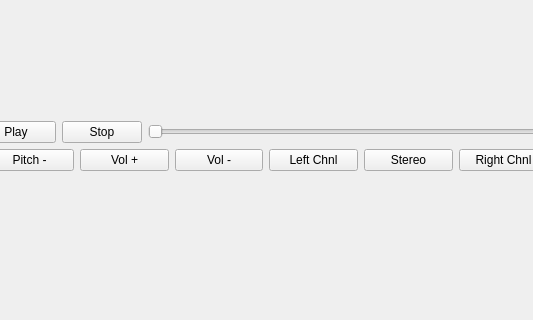
Old version of the form VideoPlayer.ui in the repository arton0306/VideoPlayer; both pictures show x 121 to 654 and y 115 to 435 of the 779 by 527 pixel window.
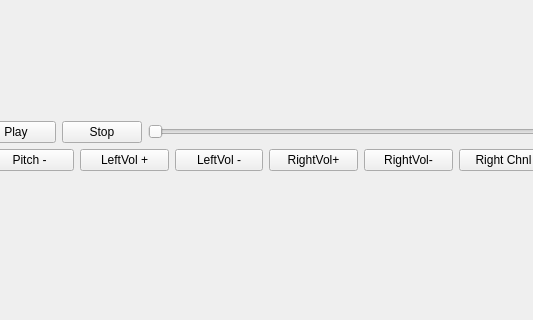
New version of the form.

```diff
--- a/VideoPlayer.ui
+++ b/VideoPlayer.ui
@@ -71,28 +71,28 @@
         <item>
          <widget class="QPushButton" name="mVolUpBtn">
           <property name="text">
-           <string>Vol +</string>
+           <string>LeftVol +</string>
           </property>
          </widget>
         </item>
         <item>
          <widget class="QPushButton" name="mVolDownBtn">
           <property name="text">
-           <string>Vol -</string>
+           <string>LeftVol -</string>
           </property>
          </widget>
         </item>
         <item>
          <widget class="QPushButton" name="mLeftChnlBtn">
           <property name="text">
-           <string>Left Chnl</string>
+           <string>RightVol+</string>
           </property>
          </widget>
         </item>
         <item>
          <widget class="QPushButton" name="mStereoChnlBtn">
           <property name="text">
-           <string>Stereo</string>
+           <string>RightVol-</string>
           </property>
          </widget>
         </item>
```
Left out of the diff: 8 changed lines with no effect on the pictures.
